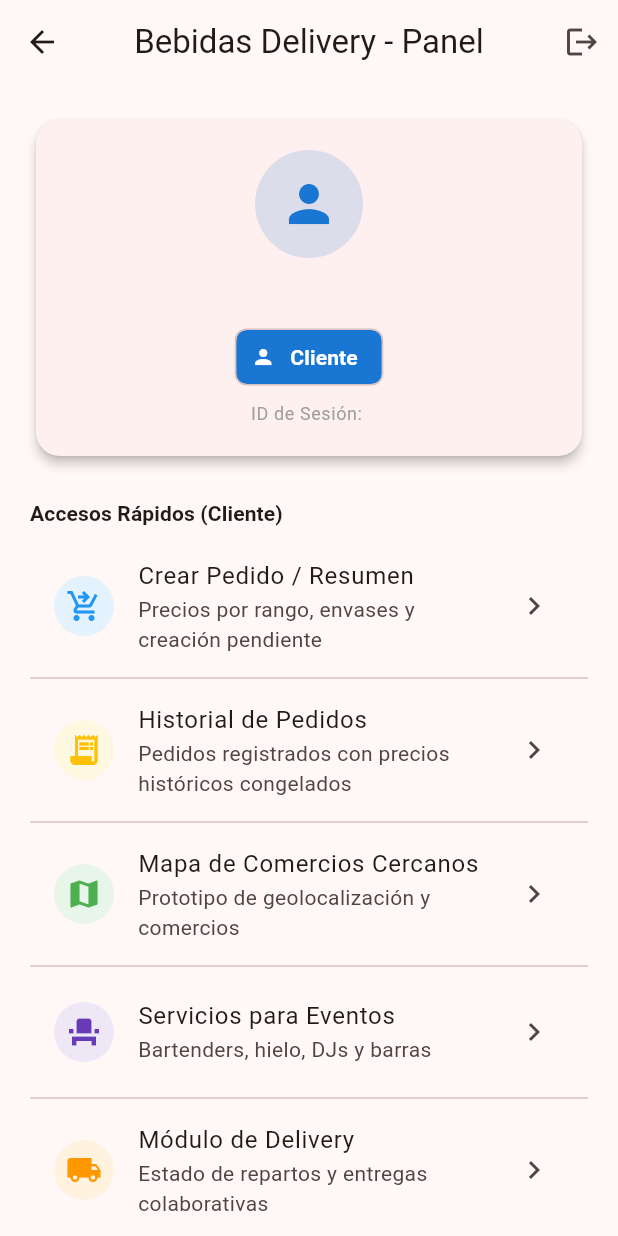
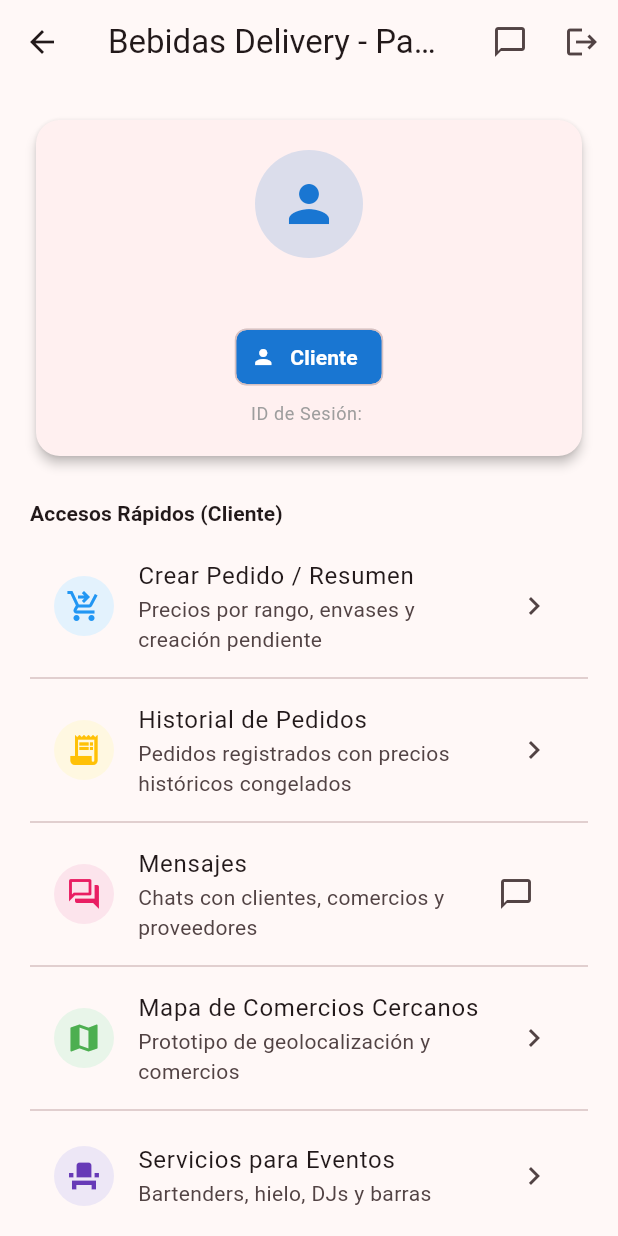
Before and after one commit to NestorAyala123/bebidas-delivery-app, a Flutter app: the HomePage screen opened directly with empty values, on a phone screen of 412 x 824 dp. Run offline on Flutter 3.47's test engine with Material 3 defaults, Android fonts, the phone set to English and light mode, and no system bars; our stand-ins replace flutter_map, geolocator, latlong2; accounts and stored records are empty.

Commit message:
feat(auth): acceso a mensajes y panel desde el perfil

```diff
--- a/lib/features/auth/presentation/pages/home_page.dart
+++ b/lib/features/auth/presentation/pages/home_page.dart
@@ -1,5 +1,7 @@
 import 'package:flutter/material.dart';
 
+import '../../../chat/presentation/chat_launcher.dart';
+import '../../../chat/presentation/widgets/chat_inbox_button.dart';
 import '../../../event_services/presentation/pages/listado_servicios_page.dart';
 import '../../../location/presentation/pages/mapa_proximo_page.dart';
 import '../../../orders/presentation/pages/order_summary_page.dart';
@@ -28,6 +30,7 @@ class HomePage extends StatelessWidget {
       appBar: AppBar(
         title: const Text('Bebidas Delivery - Panel'),
         actions: [
+          const ChatInboxButton(),
           IconButton(
             icon: const Icon(Icons.logout),
             tooltip: 'Cerrar Sesión',
@@ -138,6 +141,19 @@ class HomePage extends StatelessWidget {
                   ),
                 );
               },
+            ),
+            const Divider(),
+
+            // Chat: available to every role, with the unread count.
+            ListTile(
+              leading: const CircleAvatar(
+                backgroundColor: Color(0xFFFCE4EC),
+                child: Icon(Icons.forum_outlined, color: Colors.pink),
+              ),
+              title: const Text('Mensajes'),
+              subtitle: const Text('Chats con clientes, comercios y proveedores'),
+              trailing: const ChatInboxButton(notify: false),
+              onTap: () => ChatLauncher.openInbox(context),
             ),
             const Divider(),
 
```
Also changed, not shown: lib/features/auth/presentation/pages/profile_page.dart (+15 -0 lines).
